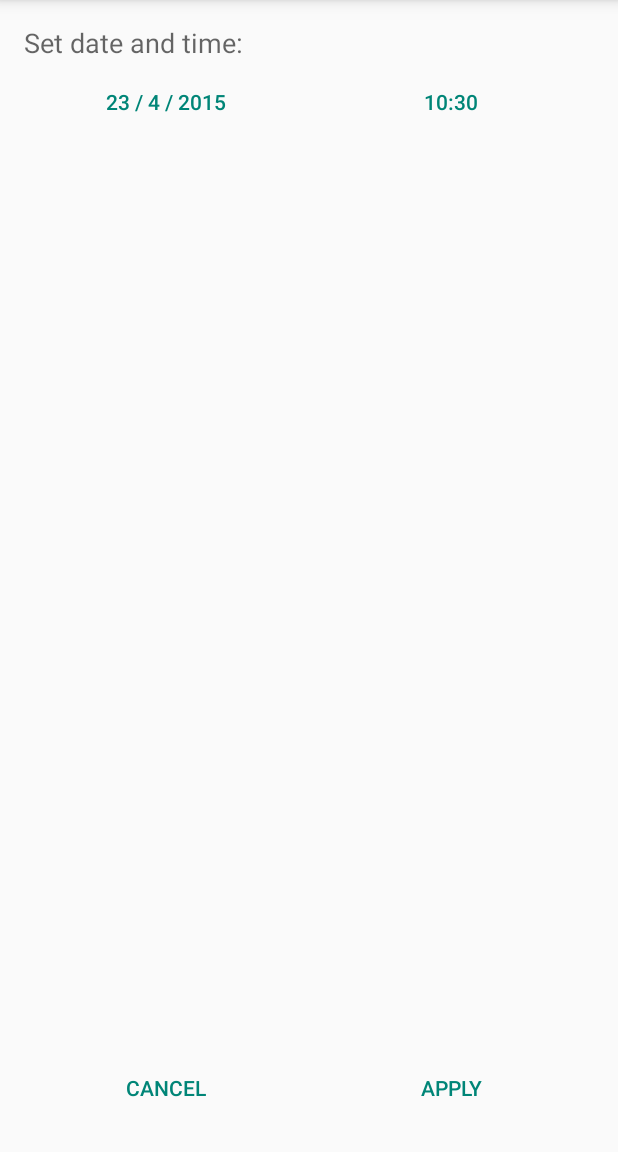
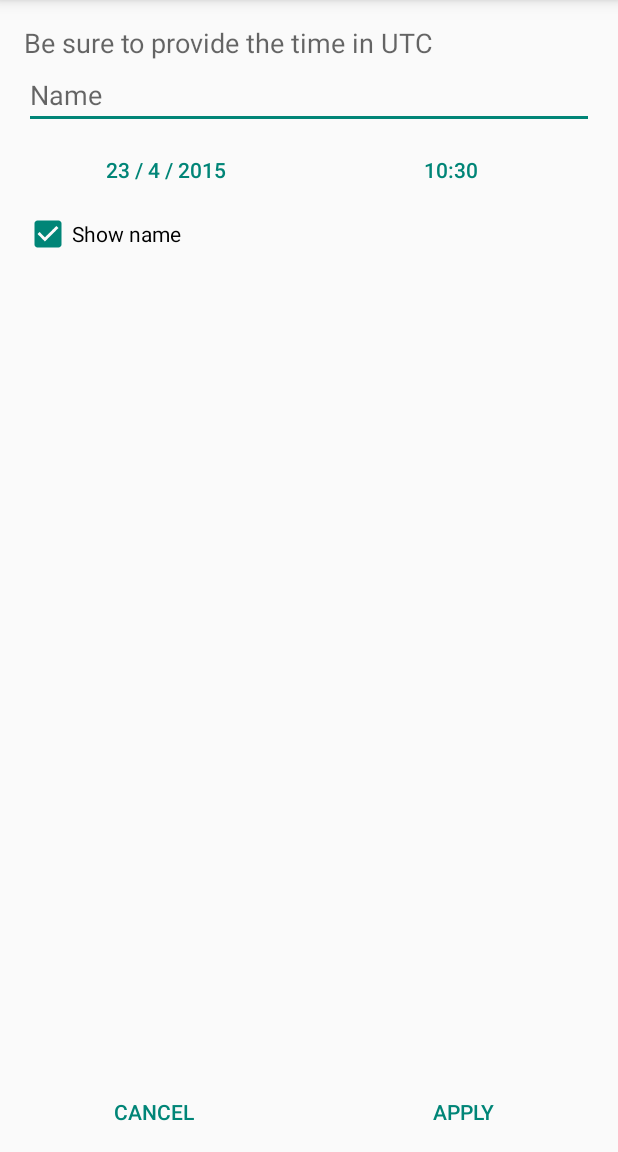
Before and after one commit to teinvdlugt/CountdownWidget, an Android app: the ConfigurationActivity screen opened directly, with no data from a screen before it, on a phone screen of 412 x 824 dp, the part 84-1236 px from its top. Run offline under Robolectric (Android 15) with nearby library versions, the phone set to English and light mode, and no system bars.

Commit message:
Add name option several bug fixes

```diff
--- a/app/build.gradle
+++ b/app/build.gradle
@@ -8,7 +8,7 @@ android {
         applicationId "com.teinproductions.tein.countdownwidget"
         minSdkVersion 12
         targetSdkVersion 22
-        versionCode 1
+        versionCode 2
         versionName "1.0"
     }
     buildTypes {
--- a/app/src/main/java/com/teinproductions/tein/countdownwidget/ConfigurationActivity.java
+++ b/app/src/main/java/com/teinproductions/tein/countdownwidget/ConfigurationActivity.java
@@ -15,18 +15,26 @@ import android.support.v7.widget.Toolbar;
 import android.util.Log;
 import android.view.View;
 import android.widget.Button;
+import android.widget.CheckBox;
 import android.widget.DatePicker;
+import android.widget.EditText;
 import android.widget.RemoteViews;
 import android.widget.TimePicker;
+import android.widget.Toast;
 
 import java.util.Calendar;
 
 public class ConfigurationActivity extends AppCompatActivity {
 
-    static final String FILE_NAME = "dates";
+    static final String FILE_NAME = "database";
 
     int appWidgetId;
+    String name;
+    boolean showName;
+
     Button pickDate, pickTime;
+    EditText nameET;
+    CheckBox showNameCheckBox;
 
     Calendar date = Calendar.getInstance();
 
@@ -41,35 +49,39 @@ public class ConfigurationActivity extends AppCompatActivity {
 
         pickDate = (Button) findViewById(R.id.pick_date_button);
         pickTime = (Button) findViewById(R.id.pick_time_button);
+        nameET = (EditText) findViewById(R.id.name_editText);
+        showNameCheckBox = (CheckBox) findViewById(R.id.showName_checkBox);
 
         Bundle extras = getIntent().getExtras();
         if (extras != null) {
             appWidgetId = extras.getInt(
                     AppWidgetManager.EXTRA_APPWIDGET_ID,
                     AppWidgetManager.INVALID_APPWIDGET_ID);
-            Log.d("WIDGET", "invalid appwidget id: " + (appWidgetId == AppWidgetManager.INVALID_APPWIDGET_ID));
         }
 
-        restoreDate();
+        restoreValues();
     }
 
-    private void restoreDate() {
+    private void restoreValues() {
         SQLiteDatabase db = openOrCreateDatabase(FILE_NAME, 0, null);
         db.execSQL("CREATE TABLE IF NOT EXISTS dates(" +
-                "appwidgetid INTEGER, date TEXT);");
-        Cursor cursor = db.query("dates", new String[]{"appwidgetid", "date"},
+                "appwidgetid INTEGER, date TEXT, name TEXT, showName INTEGER);");
+        Cursor cursor = db.query("dates", new String[]{"appwidgetid", "date", "name", "showName"},
                 "appwidgetid = " + appWidgetId, null, null, null, null);
 
-        Log.d("QWERTY", "" + cursor.getCount());
-        Log.d("QWERTY", "" + appWidgetId);
+        if (cursor.getCount() > 0 && cursor.moveToFirst()) {
+            int dateColumn = cursor.getColumnIndex("date");
+            int nameColumn = cursor.getColumnIndex("name");
+            int showNameColumn = cursor.getColumnIndex("showName");
 
-        if (cursor.getCount() > 0 && cursor.moveToFirst()) {
-            Log.d("WIDGET", "restoreDate: cursor.getCount > 0");
-            int dateColumn = cursor.getColumnIndex("date");
             long millis = Long.parseLong(cursor.getString(dateColumn));
             date.setTimeInMillis(millis);
+            name = cursor.getString(nameColumn);
+            showName = cursor.getInt(showNameColumn) != 0;
+
+            nameET.setText(name);
+            showNameCheckBox.setChecked(showName);
         } else {
-            Log.d("WIDGET", "restoreDate: setting to current");
             date.setTimeInMillis(System.currentTimeMillis());
         }
 
@@ -107,29 +119,68 @@ public class ConfigurationActivity extends AppCompatActivity {
     }
 
     private void updateButtonTexts() {
+        // Date
         int YEAR = date.get(Calendar.YEAR);
         int MONTH = date.get(Calendar.MONTH) + 1;
         int DAY = date.get(Calendar.DAY_OF_MONTH);
         pickDate.setText(DAY + " / " + MONTH + " / " + YEAR);
 
+        // Time
         int HOUR = date.get(Calendar.HOUR_OF_DAY);
         int MINUTE = date.get(Calendar.MINUTE);
-        pickTime.setText(HOUR + ":" + MINUTE);
+        String hourStr = Integer.toString(HOUR);
+        String minuteStr = Integer.toString(MINUTE);
+
+        if (hourStr.length() < 2) {
+            hourStr = "0" + hourStr;
+        }
+        if (minuteStr.length() < 2) {
+            minuteStr = "0" + minuteStr;
+        }
+
+        pickTime.setText(hourStr + ":" + minuteStr);
     }
 
     public void onClickApply(View view) {
+        if (nameET.getText().toString().trim().length() < 1) {
+            Toast.makeText(this, getString(R.string.please_provide_a_name), Toast.LENGTH_SHORT).show();
+            return;
+        }
+
+        final String name = nameET.getText().toString();
+        final boolean showName = showNameCheckBox.isChecked();
+        final long millis = date.getTimeInMillis();
+
+        apply(name, showName, millis);
+    }
+
+    private void apply(String name, boolean showName, long millis) {
+        // ALTER DATABASE
         SQLiteDatabase db = openOrCreateDatabase(FILE_NAME, 0, null);
         db.execSQL("CREATE TABLE IF NOT EXISTS dates(" +
-                "appwidgetid INTEGER, date TEXT);");
-        db.delete("dates", "appwidgetid=" + appWidgetId, null); // Delete old value
+                "appwidgetid INTEGER, date TEXT, name TEXT, showName INTEGER);");
+        db.delete("dates", "appwidgetid=" + appWidgetId, null);
+
         ContentValues values = new ContentValues();
         values.put("appwidgetid", appWidgetId);
-        values.put("date", Long.toString(date.getTimeInMillis()));
+        values.put("date", Long.toString(millis));
+        values.put("name", name);
+        values.put("showName", showName ? 1 : 0);
+
         db.insert("dates", null, values);
         db.close();
 
-        Log.d("WIDGET", "onClickApply: " + date.getTimeInMillis());
+        // UPDATE WIDGET
+        setAlarm();
 
+        // FINISH
+        Intent result = new Intent();
+        result.putExtra(AppWidgetManager.EXTRA_APPWIDGET_ID, appWidgetId);
+        setResult(RESULT_OK, result);
+        finish();
+    }
+
+    private void setAlarm() {
         AppWidgetManager appWidgetManager = AppWidgetManager.getInstance(this);
         RemoteViews views = CountdownWidgetProvider.updateWidget(this, appWidgetId);
         appWidgetManager.updateAppWidget(appWidgetId, views);
@@ -137,11 +188,6 @@ public class ConfigurationActivity extends AppCompatActivity {
         AlarmManager alarmManager = (AlarmManager) getSystemService(Context.ALARM_SERVICE);
         alarmManager.setRepeating(AlarmManager.RTC,
                 System.currentTimeMillis() + 60000, 60000, CountdownWidgetProvider.getPendingIntent(this));
-
-        Intent result = new Intent();
-        result.putExtra(AppWidgetManager.EXTRA_APPWIDGET_ID, appWidgetId);
-        setResult(RESULT_OK, result);
-        finish();
     }
 
     public void onClickCancel(View view) {
--- a/app/src/main/res/layout/activity_configuration.xml
+++ b/app/src/main/res/layout/activity_configuration.xml
@@ -5,11 +5,11 @@
     android:orientation="vertical">
 
     <android.support.v7.widget.Toolbar
-        android:elevation="6dp"
         android:id="@+id/toolbar"
         style="@style/ToolbarStyle"
         android:layout_width="match_parent"
-        android:layout_height="wrap_content" />
+        android:layout_height="wrap_content"
+        android:elevation="6dp" />
 
     <RelativeLayout
         android:layout_width="match_parent"
@@ -21,18 +21,26 @@
         android:paddingTop="@dimen/activity_vertical_margin">
 
         <TextView
-            android:id="@+id/setDateAndTimeTextView"
+            android:id="@+id/createNew_button"
             android:layout_width="wrap_content"
             android:layout_height="wrap_content"
-            android:text="@string/set_date_and_time"
+            android:text="@string/provide_time_in_utc"
             android:textAppearance="?android:attr/textAppearanceMedium" />
 
+        <EditText
+            android:id="@+id/name_editText"
+            android:layout_width="match_parent"
+            android:layout_height="wrap_content"
+            android:layout_below="@id/createNew_button"
+            android:hint="@string/name"
+            android:inputType="textCapSentences" />
 
         <LinearLayout
+            android:id="@+id/pickDate_pickTime_layout"
             style="?android:attr/buttonBarStyle"
             android:layout_width="match_parent"
             android:layout_height="wrap_content"
-            android:layout_below="@id/setDateAndTimeTextView"
+            android:layout_below="@id/name_editText"
             android:orientation="horizontal">
 
             <Button
@@ -52,14 +60,31 @@
                 android:layout_weight="1"
                 android:onClick="onClickPickTime"
                 android:text="@string/pick_time" />
+        </LinearLayout>
 
-        </LinearLayout>
+        <CheckBox
+            android:id="@+id/showName_checkBox"
+            android:layout_width="wrap_content"
+            android:layout_height="wrap_content"
+            android:layout_below="@id/pickDate_pickTime_layout"
+            android:checked="true"
+            android:text="@string/show_name" />
+
+        <!--<TextView
+            android:layout_marginTop="16dp"
+            android:id="@+id/chooseOneFromHereTextView"
+            android:layout_width="wrap_content"
+            android:layout_height="wrap_content"
+            android:layout_below="@id/showName_checkBox"
+            android:text="@string/or_choose_one_of_these"
+            android:textAppearance="?android:attr/textAppearanceMedium" />-->
+
+    </RelativeLayout>
 
     <LinearLayout
         style="?android:attr/buttonBarStyle"
         android:layout_width="match_parent"
         android:layout_height="wrap_content"
-            android:layout_alignParentBottom="true"
         android:orientation="horizontal">
 
         <Button
@@ -81,5 +106,5 @@
             android:text="@string/apply" />
 
     </LinearLayout>
-    </RelativeLayout>
+
 </LinearLayout>
--- a/app/src/main/res/values/strings.xml
+++ b/app/src/main/res/values/strings.xml
@@ -5,4 +5,10 @@
     <string name="apply">Apply</string>
     <string name="cancel">Cancel</string>
     <string name="set_date_and_time">Set date and time:</string>
+    <string name="or_choose_one_of_these">Or choose one of these:</string>
+    <string name="name">Name</string>
+    <string name="create_new">Create new:</string>
+    <string name="show_name">Show name</string>
+    <string name="please_provide_a_name">Please provide a name</string>
+    <string name="provide_time_in_utc">Be sure to provide the time in UTC</string>
 </resources>
```
Also changed, not shown: app/src/main/java/com/teinproductions/tein/countdownwidget/Countdown.java (added, +39 -0 lines), app/src/main/java/com/teinproductions/tein/countdownwidget/CountdownWidgetProvider.java (+35 -32 lines), app/src/main/res/layout/countdown_widget.xml (+16 -7 lines). Lines whose indentation alone changed are shown as unchanged.
